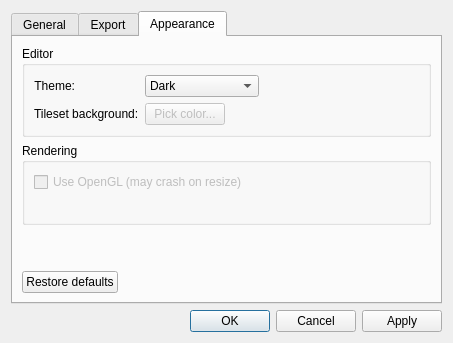
Above: src/gui/settings/settings_dialog.ui from albin-johansson/tactile before the change. Below: the same form after it.
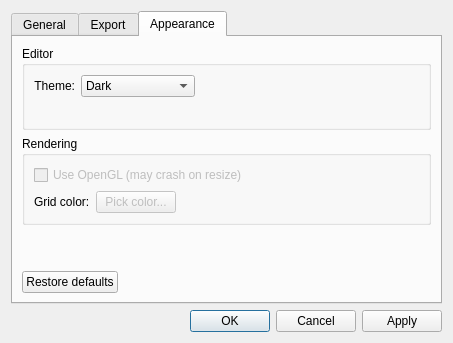
That is the form after the change. The open tabs and pages were chosen to show the change.

The edit to the form file:
```diff
--- a/src/gui/settings/settings_dialog.ui
+++ b/src/gui/settings/settings_dialog.ui
@@ -393,35 +393,6 @@
             </item>
            </widget>
           </item>
-          <item row="1" column="0">
-           <widget class="QLabel" name="tilesetBackgroundLabel">
-            <property name="text">
-             <string>Tileset background:</string>
-            </property>
-            <property name="wordWrap">
-             <bool>true</bool>
-            </property>
-           </widget>
-          </item>
-          <item row="1" column="1">
-           <widget class="QPushButton" name="tilesetBackgroundButton">
-            <property name="enabled">
-             <bool>false</bool>
-            </property>
-            <property name="sizePolicy">
-             <sizepolicy hsizetype="Fixed" vsizetype="Fixed">
-              <horstretch>0</horstretch>
-              <verstretch>0</verstretch>
-             </sizepolicy>
-            </property>
-            <property name="autoFillBackground">
-             <bool>false</bool>
-            </property>
-            <property name="text">
-             <string>Pick color...</string>
-            </property>
-           </widget>
-          </item>
          </layout>
         </widget>
        </item>
@@ -431,7 +402,7 @@
           <string>Rendering</string>
          </property>
          <layout class="QFormLayout" name="formLayout_5">
-          <item row="0" column="0">
+          <item row="0" column="0" colspan="2">
            <widget class="QCheckBox" name="acceleratedRenderingCheck">
             <property name="enabled">
              <bool>false</bool>
@@ -441,6 +412,35 @@
             </property>
            </widget>
           </item>
+          <item row="1" column="0">
+           <widget class="QLabel" name="gridColorLabel">
+            <property name="text">
+             <string>Grid color:</string>
+            </property>
+            <property name="wordWrap">
+             <bool>true</bool>
+            </property>
+           </widget>
+          </item>
+          <item row="1" column="1">
+           <widget class="QPushButton" name="gridColorButton">
+            <property name="enabled">
+             <bool>false</bool>
+            </property>
+            <property name="sizePolicy">
+             <sizepolicy hsizetype="Fixed" vsizetype="Fixed">
+              <horstretch>0</horstretch>
+              <verstretch>0</verstretch>
+             </sizepolicy>
+            </property>
+            <property name="autoFillBackground">
+             <bool>false</bool>
+            </property>
+            <property name="text">
+             <string>Pick color...</string>
+            </property>
+           </widget>
+          </item>
          </layout>
         </widget>
        </item>
```
Left out of the diff: 2 changed lines with no effect on the pictures.
